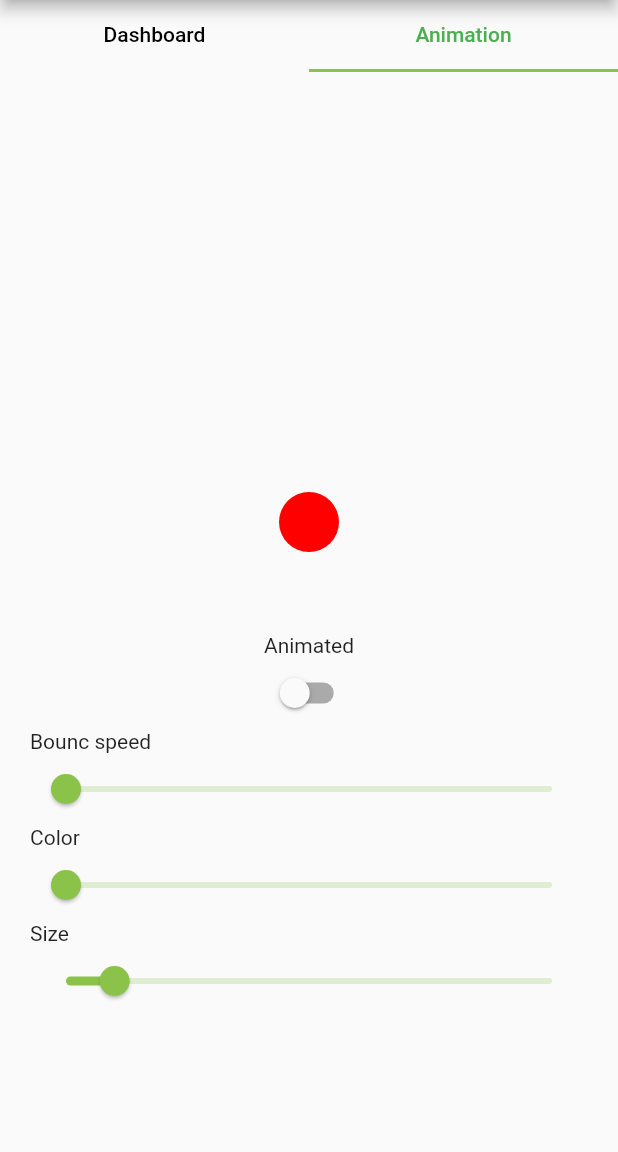
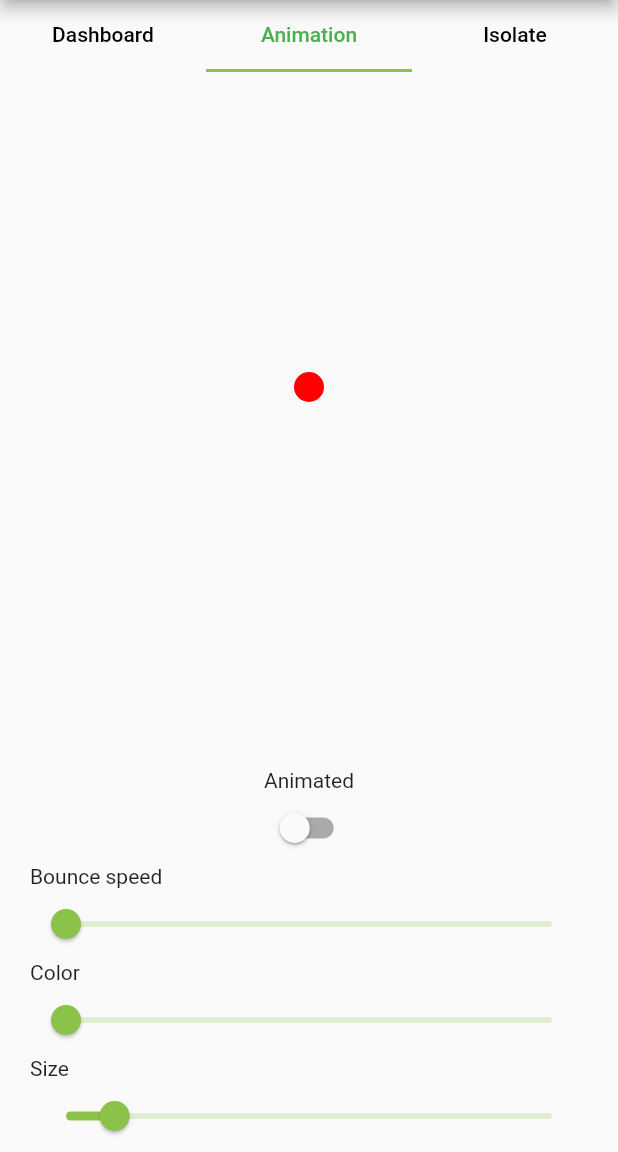
Before and after one commit to sueleekr/flutter-practice, a Flutter app: the screen it shows after launch, tab 2 chosen, on a phone screen of 412 x 824 dp, the part 84-1236 px from its top. Run offline on Flutter 3.47's test engine with Material 2 defaults, Android fonts, the phone set to English and light mode, and no system bars; our stand-ins replace async_redux.

Commit message:
isolate v1.

```diff
--- a/lib/pages/animation.dart
+++ b/lib/pages/animation.dart
@@ -1,4 +1,4 @@
-import 'dart:math';
+import 'dart:ui';
 
 import 'package:flutter/material.dart';
 
@@ -11,7 +11,8 @@ class AnimationBoard extends StatefulWidget {
 
 class _AnimationBoardState extends State<AnimationBoard> with SingleTickerProviderStateMixin{
 
-  double _speed = 0.0;
+  static const double BASE_SPEED = 5000;
+  double _speedMultiplier = 0.0; // [1,4]
   double _color = 0.0;
   double _size = 0.1;
   bool _animateEnable = false;
@@ -20,17 +21,8 @@ class _AnimationBoardState extends State<AnimationBoard> with SingleTickerProvid
 
   late final _animationController = AnimationController(
     vsync: this,
-    duration: Duration(microseconds: ((1-_speed)*100).toInt() == 0 ? 1000 :10000*((1-_speed)*100).toInt())
-    //Duration(seconds: 1)
+    duration: Duration(milliseconds: BASE_SPEED.toInt())
   );
-
-  @override
-  void initState() {
-
-    //_animationController.repeat();
-
-    super.initState();
-  }
 
   @override
   void dispose(){
@@ -42,16 +34,23 @@ class _AnimationBoardState extends State<AnimationBoard> with SingleTickerProvid
   Widget build(BuildContext context) {
     return Scaffold(
       body:Padding(padding:EdgeInsets.only(left:20, right:20) ,
-        child:
+        child: Center(
+          child: Column(
+            crossAxisAlignment: CrossAxisAlignment.start,
+            children: [
               Center(
-          child: Column(
-            mainAxisAlignment: MainAxisAlignment.end,
-            children: [
-              Expanded(
                 child: AnimatedBuilder(
                   animation: _animationController,
-                child: CustomPaint(
-                  painter: OpenPainter(200*_size, _circleColor),
+                  // child: CustomPaint(
+                  //   painter: OpenPainter(200*_size, _circleColor),
+                  // ),
+                  child: Container(
+                    decoration: BoxDecoration(
+                      borderRadius: BorderRadius.circular(200*_size),
+                      color: _circleColor
+                    ),
+                    height: 200*_size,
+                    width: 200*_size,
                   ),
                   builder: (context,child) {
                     return Transform.translate(
@@ -59,15 +58,18 @@ class _AnimationBoardState extends State<AnimationBoard> with SingleTickerProvid
                       child: child,
                     );
                   }
-              )
                 ),
-              Text('Animated'),
+              ),
 
-              Switch(
+              Spacer(),
+
+              Center(child: Text('Animated')),
+
+              Center(
+                child: Switch(
                   value: _animateEnable,
                   onChanged: (value) {
                     setState(() {
-
                       _animateEnable = value;
                       if (value) {
                         _animationController.repeat();
@@ -79,36 +81,29 @@ class _AnimationBoardState extends State<AnimationBoard> with SingleTickerProvid
                   },
 
                 ),
-              Row(
-                crossAxisAlignment: CrossAxisAlignment.start,
-                children: [Text('Bounc speed'),],
               ),
 
-              SizedBox(
-                width:400,
-                child:
-                Slider.adaptive(
-                  value: _speed,
+              Text('Bounce speed'),
+
+              Slider(
+                value: _speedMultiplier,
                 onChanged: (value) {
                   setState(() {
-                      _speed = value;
+                    _speedMultiplier = value;
 
-                      _animationController.duration = Duration(microseconds: ((1-_speed)*100).toInt() == 0 ? 1000 :10000*((1-_speed)*100).toInt());
+                    double calculatedMultiplier = lerpDouble(1.0, 5.0, value)!;
+
+                    _animationController.duration = Duration(milliseconds: (BASE_SPEED - (1000 * calculatedMultiplier)).toInt());
 
                     _animationController.repeat();
                   });
 
                 }
 
-                )
               ),
-              Row(
-                crossAxisAlignment: CrossAxisAlignment.start,
-                children: [Text('Color'),],
-              ),
-              SizedBox(
-                width:400,
-                child:
+
+              Text('Color'),
+
               Slider.adaptive(
                 value: _color,
                 onChanged: (value) => setState(() {
@@ -117,21 +112,15 @@ class _AnimationBoardState extends State<AnimationBoard> with SingleTickerProvid
                   _circleColor = HSLColor.fromColor(_circleColor).withHue(_color*360).toColor();
 
                 })
-                )
               ),
-              Row(
-                crossAxisAlignment: CrossAxisAlignment.start,
-                children: [Text('Size'),],
-              ),
-              SizedBox(
-                width:400,
-                child:
+
+              Text('Size'),
+
               Slider.adaptive(
                 value: _size,
                 onChanged: (value) => setState(() {
                   _size = value;
                 })
-                )
               ),
             ]
           ),
@@ -158,5 +147,7 @@ class OpenPainter extends CustomPainter {
   }
 
   @override
-  bool shouldRepaint(CustomPainter oldDelegate) => true;
+  bool shouldRepaint(OpenPainter oldDelegate) =>
+    circleSize != oldDelegate.circleSize ||
+    circleColor != oldDelegate.circleColor;
 }
--- a/lib/pages/mainboard.dart
+++ b/lib/pages/mainboard.dart
@@ -1,6 +1,8 @@
 import 'package:flutter/material.dart';
 import 'package:todo_with_redux/pages/animation.dart';
 import 'package:todo_with_redux/pages/dashboard.dart';
+
+import 'isolates.dart';
 
 class MainBoard extends StatefulWidget {
   @override
@@ -15,39 +17,33 @@ class _MainBoardState extends State<MainBoard> {
       appBar: AppBar(
         title: Text('Sue\'s Flutter'),
       ),
-      body: SingleChildScrollView(
+      body: DefaultTabController(
+        length: 3, // length of tabs
+        initialIndex: 0,
         child: Column(
           crossAxisAlignment: CrossAxisAlignment.stretch,
           children: [
-            DefaultTabController(
-              length: 2, // length of tabs
-              initialIndex: 0,
-              child: Column(crossAxisAlignment: CrossAxisAlignment.stretch,
-                children: [
-                  Container(
-                    child: TabBar(
+            TabBar(
               labelColor: Colors.green,
               unselectedLabelColor: Colors.black,
               tabs: [
                 Tab(text: 'Dashboard'),
                 Tab(text: 'Animation'),
+                Tab(text: 'Isolate'),
               ],
             ),
-                  ),
-                  Container(
-                    height: 630, //height of TabBarView
+            Expanded(
               child: TabBarView(
                 children: [
                   Dashboard(),
-                        AnimationBoard()
+                  AnimationBoard(),
+                  IsolatesBoard()
                 ]
-                    )
+              ),
             )
           ]
         )
       ),
-        ]),
-      ),
     );
   }
 }
```
Also changed, not shown: lib/pages/animation_step1.dart (deleted, +0 -92 lines), lib/pages/animation_step2.dart (deleted, +0 -65 lines), lib/pages/isolates.dart (added, +126 -0 lines). Lines whose indentation alone changed are shown as unchanged.
